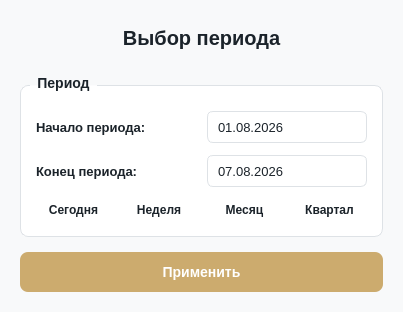
Old version of the form client/ui/period_dialog.ui in the repository lerakaplich/Documents.
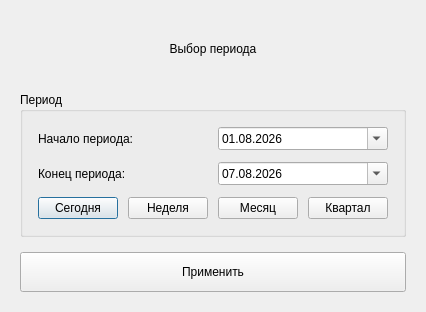
New version of the form. Icons and pictures are not drawn.

Patch:
```diff
--- a/client/ui/period_dialog.ui
+++ b/client/ui/period_dialog.ui
@@ -15,22 +15,22 @@
   </property>
   <property name="styleSheet">
    <string notr="true">QDialog {
-    background-color: #f8f9fa;
+    background-color: {BG_DIALOG};
 }
 
 QLabel {
-    color: #1B232A;
+    color: {TEXT_PRIMARY};
     font-weight: 500;
     font-size: 13px;
 }
 
 QDateEdit {
-    border: 1px solid #dee2e6;
+    border: 1px solid {BORDER_DEFAULT};
     border-radius: 6px;
     padding: 8px;
     padding-right: 30px;
-    background-color: white;
-    color: #1B232A;
+    background-color: {BG_INPUT};
+    color: {TEXT_PRIMARY};
     font-size: 13px;
 }
 
@@ -57,19 +57,19 @@
 }
 
 QDateEdit QCalendarWidget {
-    background-color: white;
+    background-color: {BG_CARD};
     border-radius: 8px;
     padding: 5px;
 }
 
 QDateEdit QCalendarWidget QTableView {
     border: none;
-    background-color: white;
+    background-color: {BG_CARD};
 }
 
 QDateEdit QCalendarWidget QHeaderView::section {
-    background-color: #f8f9fa;
-    color: #1B232A;
+    background-color: {BG_SURFACE_HEADER};
+    color: {TEXT_PRIMARY};
     font-weight: bold;
     padding: 4px;
     border: none;
@@ -81,8 +81,8 @@
 }
 
 QDateEdit QCalendarWidget QTableView::item:selected {
-    background-color: #ccab6e;
-    color: white;
+    background-color: {ACCENT_PRIMARY};
+    color: {TEXT_ON_ACCENT};
 }
 
 QDateEdit QCalendarWidget QTableView::item:hover {
@@ -95,7 +95,7 @@
 QPushButton#monthButton,
 QPushButton#quarterButton {
     background-color: transparent;
-    color: #1B232A;
+    color: {TEXT_PRIMARY};
     font-weight: bold;
     font-size: 12px;
     border: none;
@@ -116,8 +116,8 @@
 } */
 
 QPushButton#applyButton {
-    background-color: #ccab6e;
-    color: white;
+    background-color: {ACCENT_PRIMARY};
+    color: {TEXT_ON_ACCENT};
     border-radius: 8px;
     font-weight: bold;
     font-size: 14px;
@@ -156,7 +156,7 @@
    <item>
     <widget class="QLabel" name="titleLabel">
      <property name="styleSheet">
-      <string notr="true">font-size: 20px; font-weight: bold; color: #1B232A; margin-bottom: 5px; 
+      <string notr="true">font-size: 20px; font-weight: bold; color: {TEXT_PRIMARY}; margin-bottom: 5px;
 background-color: transparent;</string>
      </property>
      <property name="text">
@@ -173,17 +173,17 @@
       <string>QGroupBox {
     font-weight: bold;
     font-size: 14px;
-    border: 1px solid #dee2e6;
+    border: 1px solid {BORDER_DEFAULT};
     border-radius: 8px;
     margin-top: 10px;
     padding-top: 10px;
-    background-color: white;
+    background-color: {BG_CARD};
 }
 QGroupBox::title {
     subcontrol-origin: margin;
     left: 10px;
     padding: 0 5px 0 5px;
-    color: #1B232A;
+    color: {TEXT_PRIMARY};
 }</string>
      </property>
      <property name="title">
```
Left out of the diff: 14 changed lines with no effect on the pictures.
